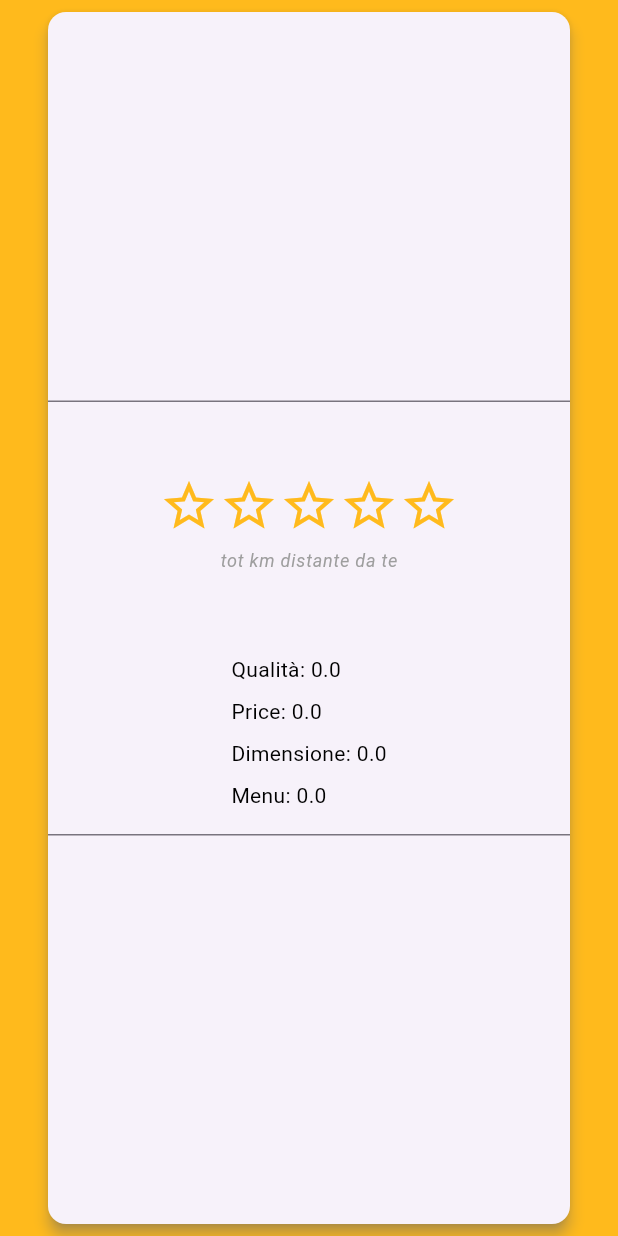
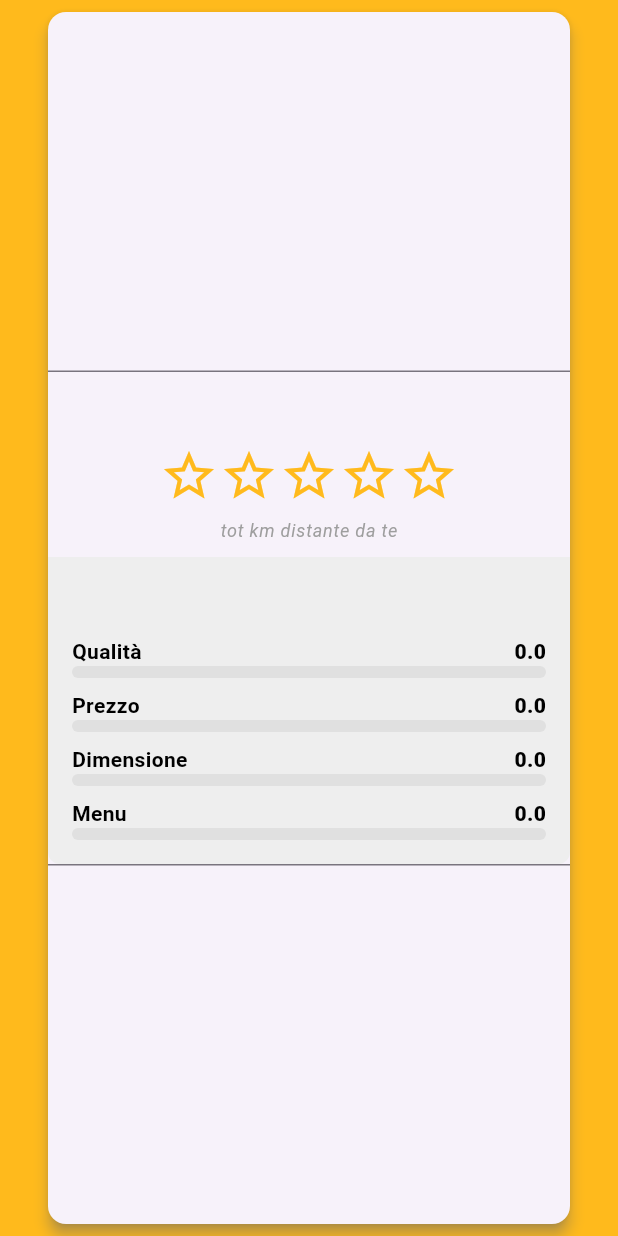
Before and after one commit to matteraggi/kebabbo_flutter, a Flutter app: the KebabListItem widget shown alone on an empty page, opened directly with empty values, after a tap on "tot km distante da te", on a phone screen of 412 x 824 dp. Run offline on Flutter 3.47's test engine with Material 3 defaults, Android fonts, the light colour scheme and no system bars; our stand-ins replace flutter_dotenv, image_picker, supabase_flutter; accounts and stored records are empty.

Commit message:
feat: single stat component

```diff
--- a/lib/components/kebab_item.dart
+++ b/lib/components/kebab_item.dart
@@ -1,5 +1,7 @@
 import 'package:flutter/material.dart';
+import 'package:kebabbo_flutter/components/single_stat.dart';
 import 'package:kebabbo_flutter/main.dart';
+import 'package:supabase_flutter/supabase_flutter.dart';
 
 class KebabListItem extends StatefulWidget {
   final String name;
@@ -89,7 +91,15 @@ class _KebabListItemState extends State<KebabListItem> {
           ),
           trailing: SizedBox(width: 10),
           children: [
-            Padding(
+            Container(
+              decoration: BoxDecoration(
+                color: Colors.grey[200],
+                borderRadius: BorderRadius.only(
+                  bottomLeft: Radius.circular(8),
+                  bottomRight: Radius.circular(8),
+                ),
+              ),
+              child: Padding(
                 padding: const EdgeInsets.all(16.0),
                 child: Column(
                   crossAxisAlignment: CrossAxisAlignment.start,
@@ -100,37 +110,18 @@ class _KebabListItemState extends State<KebabListItem> {
                         color: Colors.black,
                       ),
                     ),
+                    SizedBox(height: 16),
+                    SingleStat(label: "Qualità", number: widget.quality),
                     SizedBox(height: 8),
-                  Text(
-                    'Qualità: ${widget.quality}',
-                    style: TextStyle(
-                      color: Colors.black,
-                    ),
-                  ),
+                    SingleStat(label: "Prezzo", number: widget.price),
                     SizedBox(height: 8),
-                  Text(
-                    'Price: ${widget.price}',
-                    style: TextStyle(
-                      color: Colors.black,
-                    ),
-                  ),
+                    SingleStat(label: "Dimensione", number: widget.dimension),
                     SizedBox(height: 8),
-                  Text(
-                    'Dimensione: ${widget.dimension}',
-                    style: TextStyle(
-                      color: Colors.black,
-                    ),
-                  ),
-                  SizedBox(height: 8),
-                  Text(
-                    'Menu: ${widget.menu}',
-                    style: TextStyle(
-                      color: Colors.black,
-                    ),
-                  ),
+                    SingleStat(label: "Menu", number: widget.menu),
                   ],
                 ),
               ),
+            )
           ],
           onExpansionChanged: (bool expanding) =>
               setState(() => isExpanded = expanding),
--- /dev/null
+++ b/lib/components/single_stat.dart
@@ -0,0 +1,51 @@
+import 'package:flutter/material.dart';
+import 'package:kebabbo_flutter/main.dart';
+
+class SingleStat extends StatefulWidget {
+  final String label;
+  final double number;
+
+  const SingleStat({
+    required this.label,
+    required this.number,
+  });
+
+  @override
+  _SingleStatState createState() => _SingleStatState();
+}
+
+class _SingleStatState extends State<SingleStat> {
+  @override
+  Widget build(BuildContext context) {
+    return Column(
+      children: [
+        Row(
+          mainAxisAlignment: MainAxisAlignment.spaceBetween,
+          children: [
+            Text(
+              widget.label,
+              style: TextStyle(
+                color: Colors.black,
+                fontWeight: FontWeight.bold,
+              ),
+            ),
+            Text(
+              "${widget.number}",
+              style: TextStyle(
+                color: Colors.black,
+                fontWeight: FontWeight.w800,
+              ),
+            ),
+          ],
+        ),
+        LinearProgressIndicator(
+          value: widget.number / 5,
+          backgroundColor: Colors.grey[300],
+          valueColor: AlwaysStoppedAnimation<Color>(red),
+          minHeight: 8,
+          borderRadius: BorderRadius.circular(8),
+        ),
+      ],
+    );
+  }
+}
--- a/lib/pages/special_page.dart
+++ b/lib/pages/special_page.dart
@@ -20,7 +20,11 @@ class _SpecialPageState extends State<SpecialPage> {
 
   Future<void> fetchKebab(String tableName) async {
     try {
-      final response = await supabase.from(tableName).select('*');
+      final response = await supabase
+          .from(tableName)
+          .select('*')
+          .order("rating", ascending: false);
+
       if (!mounted) return;
       setState(() {
         dashList = List<Map<String, dynamic>>.from(response as List);
@@ -48,6 +52,7 @@ class _SpecialPageState extends State<SpecialPage> {
   Widget build(BuildContext context) {
     return DefaultTabController(
       length: 2,
+      animationDuration: Duration(milliseconds: 600),
       child: Scaffold(
         appBar: AppBar(
           title: Text('Kebab'),
```
Lines whose indentation alone changed are shown as unchanged.
